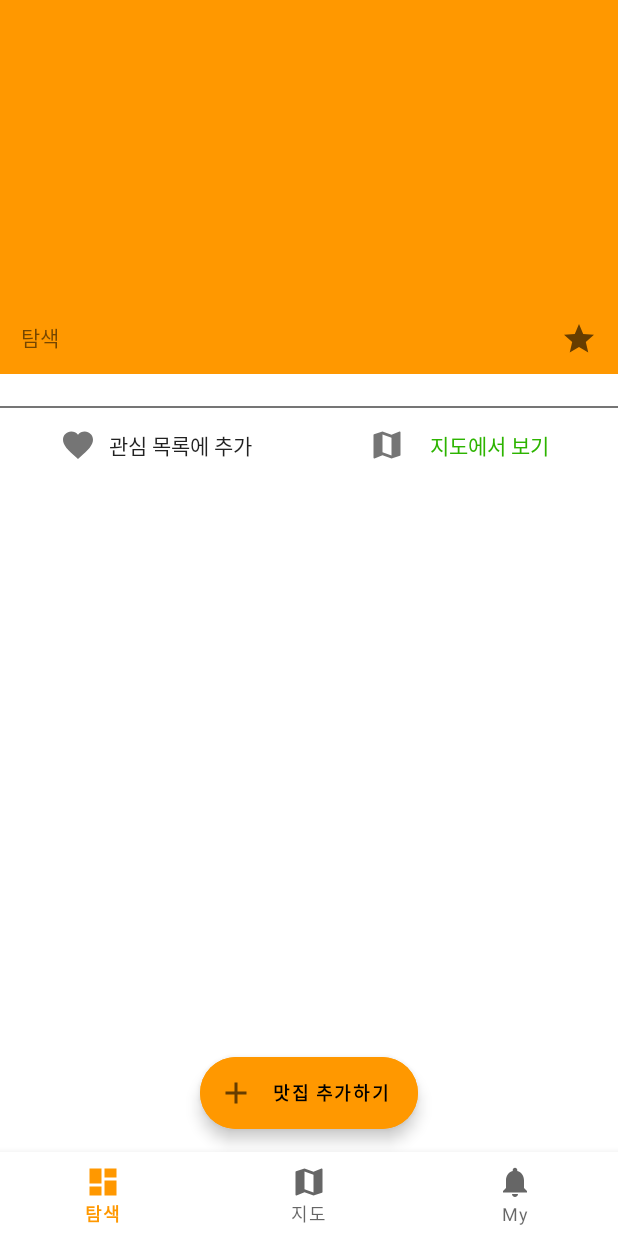
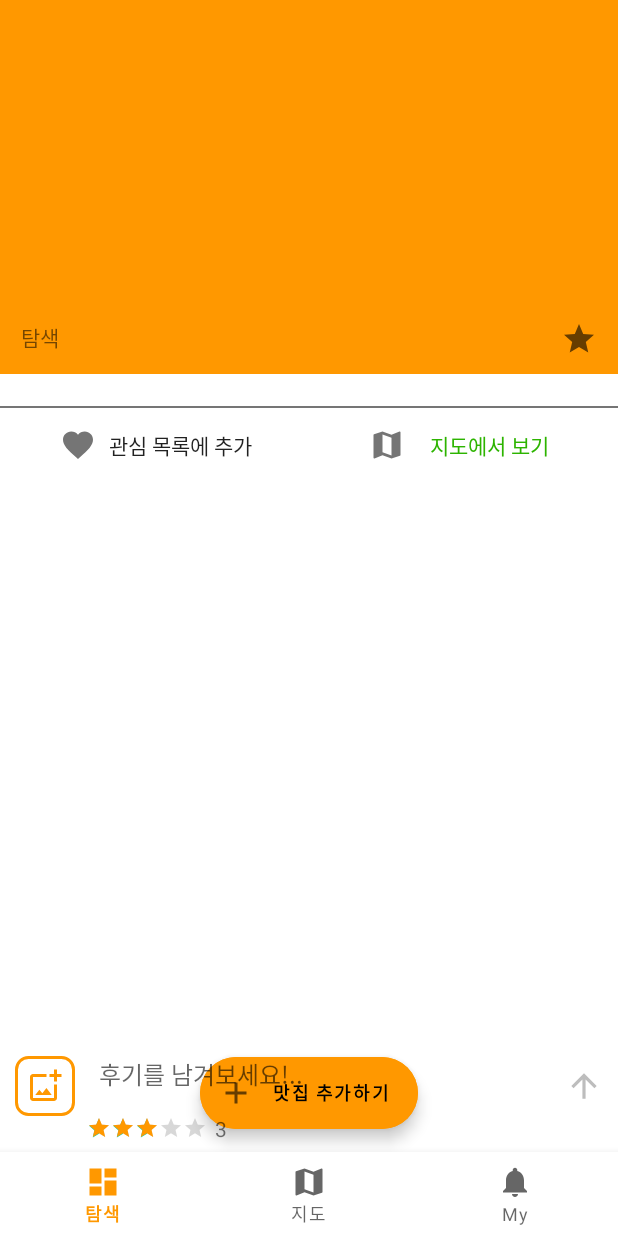
Before and after one commit to jibminJung/-Akomamma, an Android app: the fragment StoreInformationFragment placed in its activity, on a phone screen of 412 x 824 dp. Run offline under Robolectric (Android 15) with nearby library versions, the phone set to English and light mode, and no system bars; our stand-ins replace navigation-ui; 11 statements that could not run were skipped.

Commit message:
image add button added to review form layout. review form detached from StoreInformationAdapter.kt

```diff
--- a/app/src/main/java/com/jimmy/dongdaedaek/data/api/TmapApi.kt
+++ b/app/src/main/java/com/jimmy/dongdaedaek/data/api/TmapApi.kt
@@ -8,7 +8,7 @@ import retrofit2.http.Query
 
 interface TmapApi {
 
-    @GET("tmap/geo/reversegeocoding?version=1&addressType=A10&appKey=${BuildConfig.TMAP_API_KEY}")
+    @GET("tmap/geo/reversegeocoding?version=1&addressType=A03&appKey=${BuildConfig.TMAP_API_KEY}")
     suspend fun getLocationName(
         @Query("lat") lat: Double,
         @Query("lon") lon: Double
--- a/app/src/main/java/com/jimmy/dongdaedaek/presentation/storeinformation/StoreInformationFragment.kt
+++ b/app/src/main/java/com/jimmy/dongdaedaek/presentation/storeinformation/StoreInformationFragment.kt
@@ -1,12 +1,15 @@
 package com.jimmy.dongdaedaek.presentation.storeinformation
 
 import android.app.Activity
+import android.content.pm.PackageManager
 import android.os.Bundle
 import android.view.LayoutInflater
 import android.view.View
 import android.view.ViewGroup
 import android.view.inputmethod.InputMethodManager
 import android.widget.Toast
+import androidx.core.content.ContextCompat
+import androidx.core.widget.addTextChangedListener
 import androidx.navigation.fragment.findNavController
 import androidx.navigation.fragment.navArgs
 import androidx.recyclerview.widget.LinearLayoutManager
@@ -19,9 +22,9 @@ import org.koin.android.scope.ScopeFragment
 import org.koin.core.component.bind
 import org.koin.core.parameter.parametersOf
 
-class StoreInformationFragment:ScopeFragment(),StoreInformationContract.View {
-    override val presenter: StoreInformationContract.Presenter by inject { parametersOf(arguments.store)}
-    val arguments:StoreInformationFragmentArgs by navArgs()
+class StoreInformationFragment : ScopeFragment(), StoreInformationContract.View {
+    override val presenter: StoreInformationContract.Presenter by inject { parametersOf(arguments.store) }
+    val arguments: StoreInformationFragmentArgs by navArgs()
     private var binding: FragmentStoreInformationBinding? = null
 
     override fun onCreateView(
@@ -40,41 +43,90 @@ class StoreInformationFragment:ScopeFragment(),StoreInformationContract.View {
     }
 
 
-
     override fun onDestroy() {
         super.onDestroy()
         presenter.onDestroy()
     }
 
-    override fun showStoreInfo(store:Store){
+    override fun showStoreInfo(store: Store) {
         binding?.storeNameTextView?.text = store.title
         //binding?.storeDescriptionTextView?.text = store.category
 
     }
-    fun initView(){
+
+    fun initView() {
         binding?.storeInformationRecyclerView?.adapter = StoreInformationAdapter()
         binding?.storeInformationRecyclerView?.layoutManager = LinearLayoutManager(context)
 
     }
-    fun bindView(){
-        (binding?.storeInformationRecyclerView?.adapter as StoreInformationAdapter)
-            .onSubmitButtonClickListener={content,rating->
-            presenter.requestSubmitReview(content,rating)
 
-            hideKeyboard()
-        }
+    fun bindView() {
 
         binding?.findMapButton?.setOnClickListener {
             val action = StoreInformationFragmentDirections.toStoreLocation(arguments.store)
             findNavController().navigate(action)
         }
+
+        binding?.reviewForm?.let { reviewForm ->
+            reviewForm.submitButton.setOnClickListener {
+                presenter.requestSubmitReview(
+                    reviewForm.reviewTextEditText.text.toString(),
+                    reviewForm.ratingBar.rating
+                )
+                hideKeyboard()
+                reviewForm.reviewTextEditText.text.clear()
+            }
+            reviewForm.reviewTextEditText.addTextChangedListener { editable ->
+                reviewForm.submitButton.isEnabled = (editable?.length ?: 0 > 5)
+            }
+            reviewForm.ratingBar.setOnRatingBarChangeListener { _, rating, _ ->
+                reviewForm.ratingScoreTextView.text = rating.toString()
+            }
+            reviewForm.imageAddButton.setOnClickListener {
+                //check permission for storage
+            }
+
+        }
     }
-    override fun addReviewData(reviews:List<Review>){
+
+    private fun checkExternalStoragePermission() {
+        when {
+            ContextCompat.checkSelfPermission(
+                requireContext(),
+                android.Manifest.permission.READ_EXTERNAL_STORAGE
+            ) == PackageManager.PERMISSION_GRANTED -> {
+
+            }
+            else -> {
+                requestPermissions(
+                    arrayOf(android.Manifest.permission.READ_EXTERNAL_STORAGE),
+                    PERMISSION_REQUEST_CODE
+                )
+            }
+        }
+    }
+    override fun onRequestPermissionsResult(requestCode: Int, permissions: Array<out String>, grantResults: IntArray) {
+        super.onRequestPermissionsResult(requestCode, permissions, grantResults)
+
+        when (requestCode) {
+            PERMISSION_REQUEST_CODE ->
+                if (grantResults.isNotEmpty() && grantResults[0] == PackageManager.PERMISSION_GRANTED) {
+
+                } else {
+                    Toast.makeText(context, "권한을 거부하셨습니다.", Toast.LENGTH_SHORT).show()
+                }
+        }
+    }
+    fun getImageFromExternalStorage(){
+
+    }
+
+
+    override fun addReviewData(reviews: List<Review>) {
         (binding?.storeInformationRecyclerView?.adapter as StoreInformationAdapter).apply {
             addReviewData(reviews)
             notifyDataSetChanged()
         }
-
     }
 
     override fun showProgressBar() {
@@ -84,20 +136,26 @@ class StoreInformationFragment:ScopeFragment(),StoreInformationContract.View {
     override fun hideProgressBar() {
         binding?.progressView?.toGone()
     }
+
     fun hideKeyboard() {
-        val inputMethodManager = context?.getSystemService(Activity.INPUT_METHOD_SERVICE) as InputMethodManager
+        val inputMethodManager =
+            context?.getSystemService(Activity.INPUT_METHOD_SERVICE) as InputMethodManager
         inputMethodManager.hideSoftInputFromWindow(activity?.currentFocus?.windowToken, 0)
     }
 
     override fun showErrorToast() {
-        Toast.makeText(context,"에러가 발생하였습니다. 잠시 후 다시 시도해주세요.",Toast.LENGTH_SHORT).show()
+        Toast.makeText(context, "에러가 발생하였습니다. 잠시 후 다시 시도해주세요.", Toast.LENGTH_SHORT).show()
     }
 
-    override fun refreshReviewData(reviews:List<Review>) {
-        (binding?.storeInformationRecyclerView?.adapter as StoreInformationAdapter).apply{
+    override fun refreshReviewData(reviews: List<Review>) {
+        (binding?.storeInformationRecyclerView?.adapter as StoreInformationAdapter).apply {
             clearReviewData()
             addReviewData(reviews)
             notifyDataSetChanged()
         }
     }
+
+    companion object {
+        const val PERMISSION_REQUEST_CODE = 1000
+    }
 }
--- /dev/null
+++ b/app/src/main/res/drawable/ic_border_background.xml
@@ -0,0 +1,9 @@
+<?xml version="1.0" encoding="utf-8"?>
+<shape xmlns:android="http://schemas.android.com/apk/res/android"
+    android:shape="rectangle">
+    <stroke
+        android:width="2dp"
+        android:color="@color/orange" />
+
+    <corners android:radius="8dp" />
+</shape>
--- /dev/null
+++ b/app/src/main/res/drawable/ic_outline_add_photo_alternate_24.xml
@@ -0,0 +1,10 @@
+<vector xmlns:android="http://schemas.android.com/apk/res/android"
+    android:width="24dp"
+    android:height="24dp"
+    android:viewportWidth="24"
+    android:viewportHeight="24"
+    android:tint="?attr/colorControlNormal">
+  <path
+      android:fillColor="@android:color/white"
+      android:pathData="M18,20L4,20L4,6h9L13,4L4,4c-1.1,0 -2,0.9 -2,2v14c0,1.1 0.9,2 2,2h14c1.1,0 2,-0.9 2,-2v-9h-2v9zM10.21,16.83l-1.96,-2.36L5.5,18h11l-3.54,-4.71zM20,4L20,1h-2v3h-3c0.01,0.01 0,2 0,2h3v2.99c0.01,0.01 2,0 2,0L20,6h3L23,4h-3z"/>
+</vector>
--- a/app/src/main/res/layout/fragment_store_information.xml
+++ b/app/src/main/res/layout/fragment_store_information.xml
@@ -60,63 +60,75 @@
         android:id="@+id/upper_line"
         android:layout_width="match_parent"
         android:layout_height="1dp"
+        android:layout_marginTop="10dp"
         android:background="@color/gray"
-        android:layout_marginTop="10dp"
         app:layout_constraintTop_toBottomOf="@id/store_description_text_view" />
 
     <androidx.appcompat.widget.AppCompatButton
         android:id="@+id/wish_button"
+        style="?android:attr/borderlessButtonStyle"
         android:layout_width="0dp"
         android:layout_height="50dp"
+        android:background="@color/white"
         android:drawableStart="@drawable/ic_heart_icon"
+        android:drawableTint="@color/gray"
         android:paddingLeft="40dp"
         android:paddingRight="30dp"
         android:text="관심 목록에 추가"
-        android:background="@color/white"
         android:textAllCaps="false"
-        android:drawableTint="@color/gray"
         app:layout_constraintEnd_toStartOf="@id/find_map_button"
         app:layout_constraintStart_toStartOf="parent"
-        style="?android:attr/borderlessButtonStyle"
         app:layout_constraintTop_toBottomOf="@id/upper_line" />
 
     <androidx.appcompat.widget.AppCompatButton
         android:id="@+id/find_map_button"
+        style="?android:attr/borderlessButtonStyle"
         android:layout_width="0dp"
         android:layout_height="50dp"
+        android:background="@color/white"
         android:drawableStart="@drawable/ic_baseline_map_24"
+        android:drawableTint="@color/gray"
         android:paddingLeft="40dp"
         android:paddingRight="30dp"
         android:text="지도에서 보기"
         android:textAllCaps="false"
-        style="?android:attr/borderlessButtonStyle"
-        android:drawableTint="@color/gray"
         android:textColor="@color/naver_green"
-        android:background="@color/white"
         app:layout_constraintEnd_toEndOf="parent"
         app:layout_constraintStart_toEndOf="@id/wish_button"
         app:layout_constraintTop_toTopOf="@id/wish_button" />
+
     <androidx.recyclerview.widget.RecyclerView
+        android:id="@+id/store_information_recycler_view"
         android:layout_width="match_parent"
         android:layout_height="0dp"
-        app:layout_constraintTop_toBottomOf="@id/wish_button"
         app:layout_constraintBottom_toBottomOf="parent"
-        android:id="@+id/store_information_recycler_view"
-        />
+        app:layout_constraintTop_toBottomOf="@id/wish_button" />
+
+    <FrameLayout
+        android:layout_width="match_parent"
+        android:layout_height="wrap_content"
+        app:layout_constraintBottom_toBottomOf="parent"
+        >
+        <include
+            android:id="@+id/review_form"
+            layout="@layout/item_review_form"
+            />
+    </FrameLayout>
+
 
     <LinearLayout
         android:id="@+id/progress_view"
-        android:visibility="gone"
         android:layout_width="match_parent"
         android:layout_height="match_parent"
-        android:gravity="center"
+        android:alpha="0.5"
         android:background="@null"
         android:clickable="true"
-        android:alpha="0.5"
-        >
+        android:gravity="center"
+        android:visibility="gone">
+
         <ProgressBar
             android:layout_width="50dp"
-            android:layout_height="50dp"/>
+            android:layout_height="50dp" />
     </LinearLayout>
 
 
--- a/app/src/main/res/layout/item_review_form.xml
+++ b/app/src/main/res/layout/item_review_form.xml
@@ -6,33 +6,55 @@
     android:layout_height="wrap_content"
     android:minHeight="70dp">
 
+    <androidx.recyclerview.widget.RecyclerView
+        android:id="@+id/thumb_recycler_view"
+        android:layout_width="match_parent"
+        android:layout_height="wrap_content"
+        android:orientation="horizontal"
+        app:layoutManager="androidx.recyclerview.widget.LinearLayoutManager"
+        app:layout_constraintTop_toTopOf="parent" />
+
+    <ImageButton
+        android:id="@+id/image_add_button"
+        android:layout_width="40dp"
+        android:layout_height="40dp"
+        android:layout_marginHorizontal="10dp"
+        app:layout_constraintDimensionRatio="1:1"
+        android:src="@drawable/ic_outline_add_photo_alternate_24"
+        app:tint="@color/orange"
+        android:background="@drawable/ic_border_background"
+        app:layout_constraintBottom_toBottomOf="@id/rating_bar"
+        app:layout_constraintStart_toStartOf="parent"
+        app:layout_constraintTop_toBottomOf="@id/thumb_recycler_view" />
+
+
     <EditText
-        android:inputType="text"
         android:id="@+id/review_text_edit_text"
         android:layout_width="0dp"
         android:layout_height="wrap_content"
         android:layout_margin="8dp"
         android:background="@null"
+        android:hint="후기를 남겨보세요!.."
+        android:inputType="text"
         android:padding="8dp"
-        android:hint="후기를 남겨보세요!.."
         android:textSize="16sp"
         app:layout_constraintBottom_toTopOf="@id/rating_bar"
         app:layout_constraintEnd_toStartOf="@id/submit_button"
-        app:layout_constraintStart_toStartOf="parent"
+        app:layout_constraintStart_toEndOf="@id/image_add_button"
         app:layout_constraintTop_toTopOf="parent"
         tools:text="리뷰를 입력해주세요..." />
 
     <androidx.appcompat.widget.AppCompatRatingBar
         android:id="@+id/rating_bar"
         style="@style/Widget.AppCompat.RatingBar.Small"
-        android:isIndicator="false"
         android:layout_width="0dp"
         android:layout_height="wrap_content"
         android:layout_marginBottom="8dp"
         android:hapticFeedbackEnabled="true"
+        android:isIndicator="false"
         android:numStars="5"
+        android:progressTint="@color/orange"
         android:rating="3"
-        android:progressTint="@color/orange"
         android:transformPivotX="0dp"
         android:transformPivotY="0dp"
         app:layout_constraintBottom_toBottomOf="parent"
@@ -53,13 +75,14 @@
     <androidx.appcompat.widget.AppCompatButton
         android:id="@+id/submit_button"
         android:layout_width="25dp"
-        android:layout_marginHorizontal="5dp"
         android:layout_height="25dp"
+        android:layout_marginHorizontal="10dp"
         android:background="@drawable/ic_baseline_arrow_upward_24_orange"
+        android:elevation="1dp"
         android:enabled="false"
         app:layout_constraintBottom_toBottomOf="@id/rating_bar"
         app:layout_constraintEnd_toEndOf="parent"
         app:layout_constraintStart_toEndOf="@id/review_text_edit_text"
-        app:layout_constraintTop_toTopOf="@id/review_text_edit_text" />
+        app:layout_constraintTop_toBottomOf="@id/thumb_recycler_view"/>
 
 </androidx.constraintlayout.widget.ConstraintLayout>
```
Also changed, not shown: app/src/main/java/com/jimmy/dongdaedaek/presentation/storeinformation/StoreInformationAdapter.kt (+20 -47 lines).
